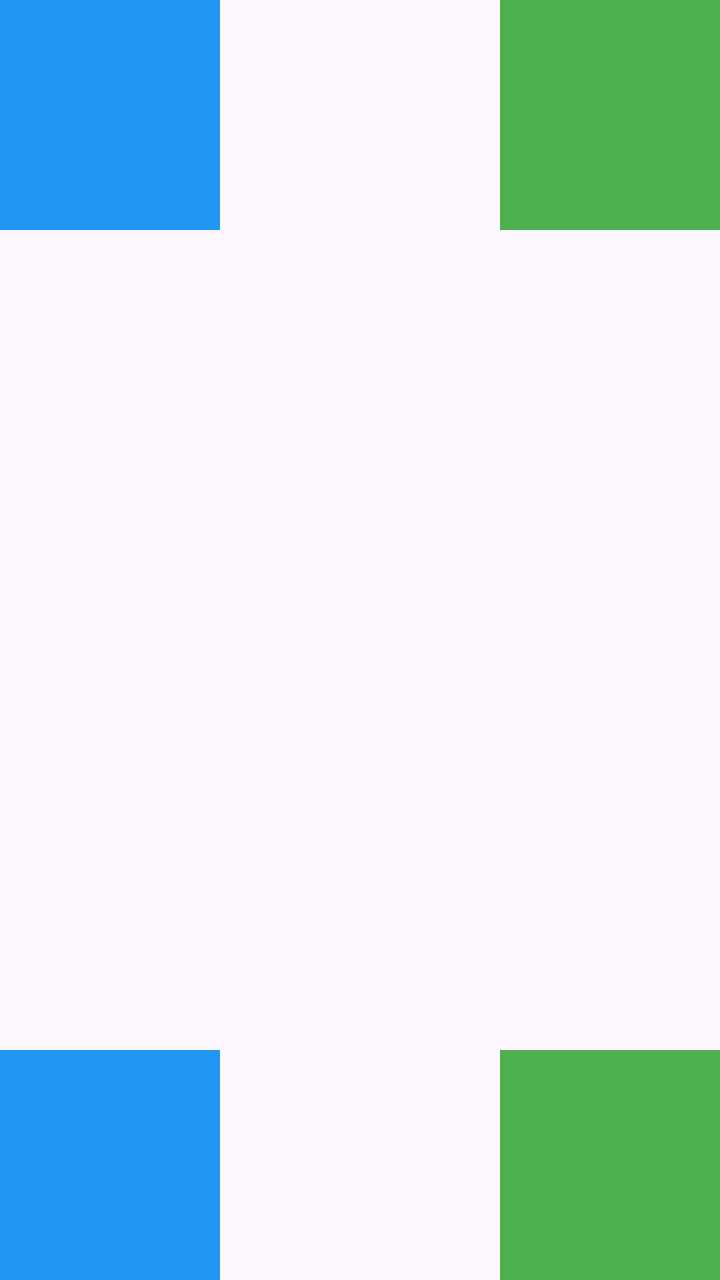
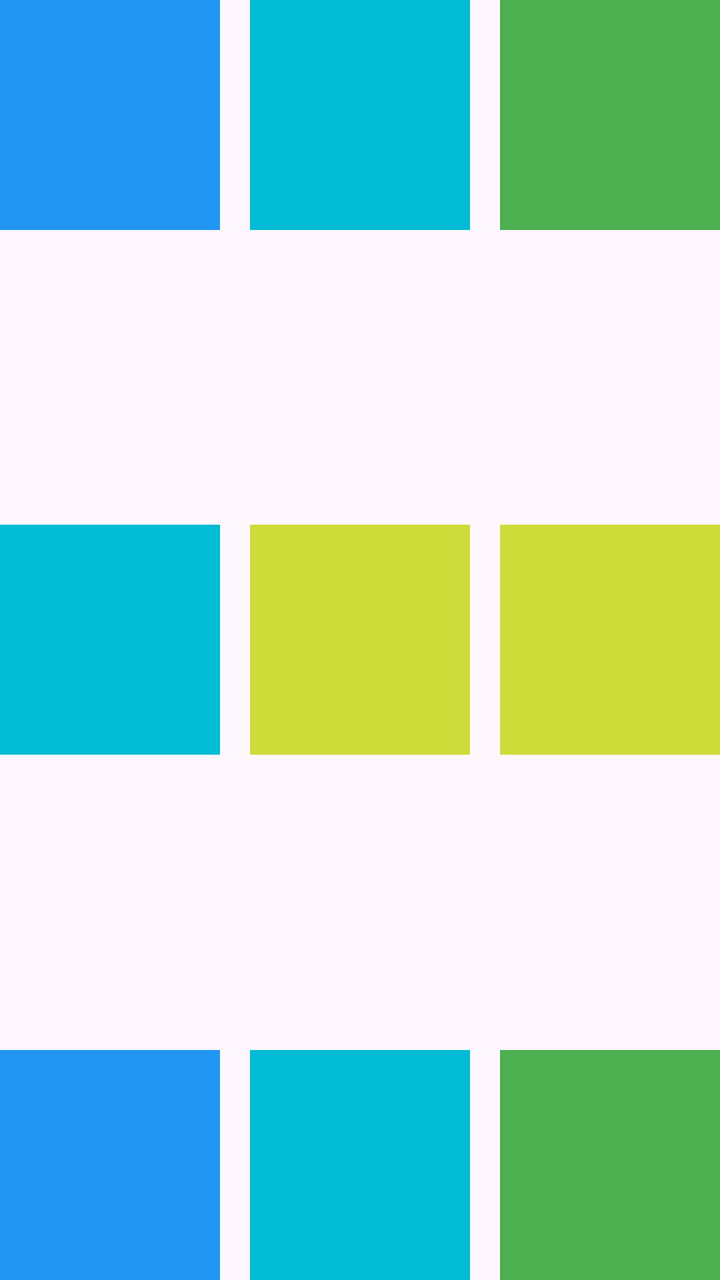

Two renders of the same Android screen: before a commit and after it. Below are the layout's source before the change and the commit's diff.
<!-- AndroidManifest.xml: application theme Theme.Tema3_LinearLayout -->
<!-- res/layout/frame.xml -->
<?xml version="1.0" encoding="utf-8"?>
<FrameLayout xmlns:android="http://schemas.android.com/apk/res/android"
    android:layout_width="match_parent"
    android:layout_height="match_parent"
    android:id="@+id/frame_layout">

    <FrameLayout
        android:layout_width="110dp"
        android:layout_height="115dp"
        android:background="#2196F3"
        android:layout_gravity="top|left">
    </FrameLayout>

    <FrameLayout
        android:layout_width="110dp"
        android:layout_height="115dp"
        android:background="#4CAF50"
        android:layout_gravity="top|right">
    </FrameLayout>

    <FrameLayout
        android:layout_width="110dp"
        android:layout_height="115dp"
        android:background="#2196F3"
        android:layout_gravity="bottom|left">
    </FrameLayout>

    <FrameLayout
        android:layout_width="110dp"
        android:layout_height="115dp"
        android:background="#4CAF50"
        android:layout_gravity="right|bottom">
    </FrameLayout>

</FrameLayout>
<!-- resources referenced by this layout -->
<resources>
  <style name="Theme.Tema3_LinearLayout" parent="Base.Theme.Tema3_LinearLayout" />
  <style name="Base.Theme.Tema3_LinearLayout" parent="Theme.Material3.DayNight.NoActionBar">
          
          
      </style>
</resources>

<!-- the commit's change to res/layout/frame.xml (unified diff, before → after) -->
@@ -31,5 +31,38 @@
         android:background="#4CAF50"
         android:layout_gravity="right|bottom">
     </FrameLayout>
+    <FrameLayout
+        android:layout_width="110dp"
+        android:layout_height="115dp"
+        android:background="#00BCD4"
+        android:layout_gravity="top|center">
+    </FrameLayout>
 
+    <FrameLayout
+        android:layout_width="110dp"
+        android:layout_height="115dp"
+        android:background="#00BCD4"
+        android:layout_gravity="bottom|center">
+    </FrameLayout>
+
+    <FrameLayout
+        android:layout_width="110dp"
+        android:layout_height="115dp"
+        android:background="#00BCD4"
+        android:layout_gravity="left|center">
+    </FrameLayout>
+
+    <FrameLayout
+        android:layout_width="110dp"
+        android:layout_height="115dp"
+        android:background="#CDDC39"
+        android:layout_gravity="right|center">
+    </FrameLayout>
+
+    <FrameLayout
+        android:layout_width="110dp"
+        android:layout_height="115dp"
+        android:background="#CDDC39"
+        android:layout_gravity="center">
+    </FrameLayout>
 </FrameLayout>
